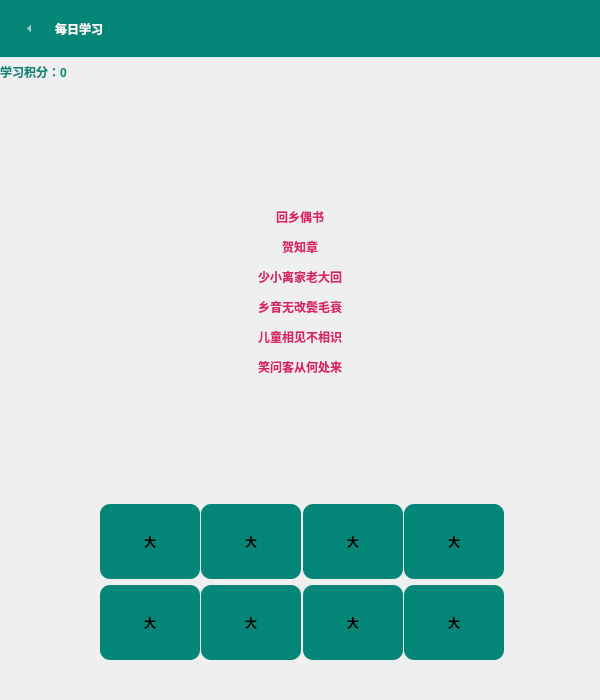
FXTD-ODYSSEY/PoemMaster, file source/ui/game.ui: the form before one commit.
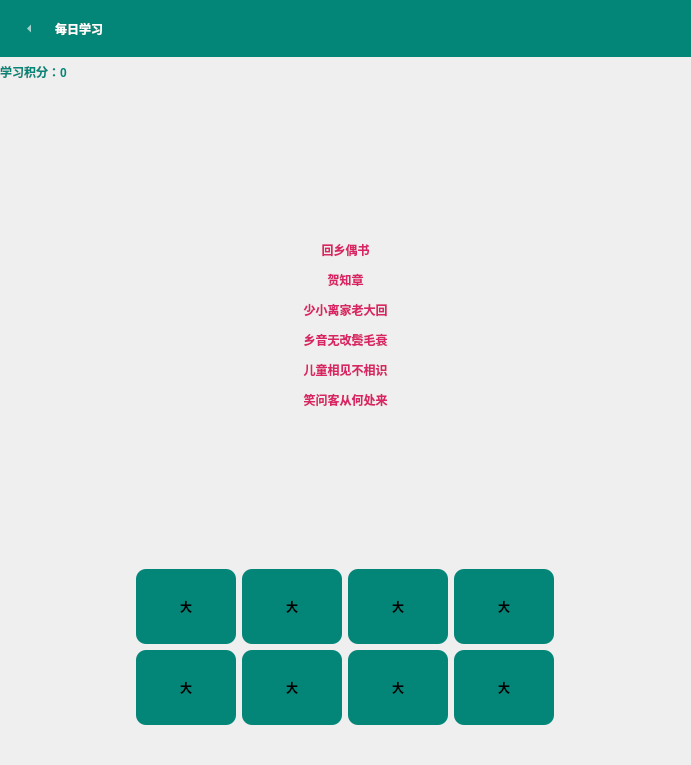
The form after the commit.

Commit message: simplify the stylesheet

```diff
--- a/source/ui/game.ui
+++ b/source/ui/game.ui
@@ -6,8 +6,8 @@
    <rect>
     <x>0</x>
     <y>0</y>
-    <width>600</width>
-    <height>700</height>
+    <width>691</width>
+    <height>765</height>
    </rect>
   </property>
   <property name="minimumSize">
@@ -19,6 +19,18 @@
   <property name="windowTitle">
    <string>Form</string>
   </property>
+  <property name="styleSheet">
+   <string notr="true">QPushButton{
+background:#038678;
+border-radius:10px;
+
+font: 75 20pt &quot;微软雅黑&quot;;
+font-weight:bold;
+}
+QPushButton:pressed {
+  background:#d92566;
+}</string>
+  </property>
   <layout class="QVBoxLayout" name="verticalLayout">
    <property name="margin">
     <number>0</number>
@@ -164,15 +176,6 @@
          <height>75</height>
         </size>
        </property>
-       <property name="styleSheet">
-        <string notr="true">background:#038678;
-border-radius:10px;
-
-font: 75 20pt &quot;微软雅黑&quot;;
-font-weight:bold;
-
-</string>
-       </property>
        <property name="text">
         <string>大</string>
        </property>
@@ -192,15 +195,6 @@
          <height>75</height>
         </size>
        </property>
-       <property name="styleSheet">
-        <string notr="true">background:#038678;
-border-radius:10px;
-
-font: 75 20pt &quot;微软雅黑&quot;;
-font-weight:bold;
-
-</string>
-       </property>
        <property name="text">
         <string>大</string>
        </property>
@@ -220,15 +214,6 @@
          <height>75</height>
         </size>
        </property>
-       <property name="styleSheet">
-        <string notr="true">background:#038678;
-border-radius:10px;
-
-font: 75 20pt &quot;微软雅黑&quot;;
-font-weight:bold;
-
-</string>
-       </property>
        <property name="text">
         <string>大</string>
        </property>
@@ -249,13 +234,7 @@
         </size>
        </property>
        <property name="styleSheet">
-        <string notr="true">background:#038678;
-border-radius:10px;
-
-font: 75 20pt &quot;微软雅黑&quot;;
-font-weight:bold;
-
-</string>
+        <string notr="true"/>
        </property>
        <property name="text">
         <string>大</string>
@@ -315,15 +294,6 @@
          <height>75</height>
         </size>
        </property>
-       <property name="styleSheet">
-        <string notr="true">background:#038678;
-border-radius:10px;
-
-font: 75 20pt &quot;微软雅黑&quot;;
-font-weight:bold;
-
-</string>
-       </property>
        <property name="text">
         <string>大</string>
        </property>
@@ -343,15 +313,6 @@
          <height>75</height>
         </size>
        </property>
-       <property name="styleSheet">
-        <string notr="true">background:#038678;
-border-radius:10px;
-
-font: 75 20pt &quot;微软雅黑&quot;;
-font-weight:bold;
-
-</string>
-       </property>
        <property name="text">
         <string>大</string>
        </property>
@@ -371,15 +332,6 @@
          <height>75</height>
         </size>
        </property>
-       <property name="styleSheet">
-        <string notr="true">background:#038678;
-border-radius:10px;
-
-font: 75 20pt &quot;微软雅黑&quot;;
-font-weight:bold;
-
-</string>
-       </property>
        <property name="text">
         <string>大</string>
        </property>
@@ -399,15 +351,6 @@
          <height>75</height>
         </size>
        </property>
-       <property name="styleSheet">
-        <string notr="true">background:#038678;
-border-radius:10px;
-
-font: 75 20pt &quot;微软雅黑&quot;;
-font-weight:bold;
-
-</string>
-       </property>
        <property name="text">
         <string>大</string>
        </property>
```
Left out of the diff: 7 changed lines with no effect on the pictures. The commit also changes 1 other file.
